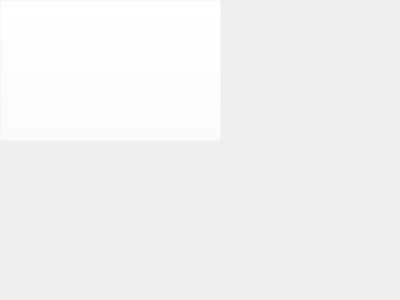
First picture: the form in code/gui/qt_export.ui, repository ENSG-POO-2024/projetPokemon_HARENDARZ_BAUMGARTEN_POURNY, before the edit.
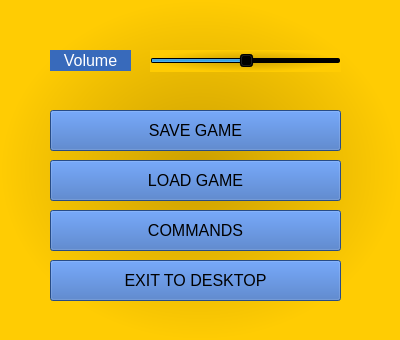
Second picture: the form after the edit. Icons and pictures are not drawn.

The edit to the form file:
```diff
--- a/code/gui/qt_export.ui
+++ b/code/gui/qt_export.ui
@@ -7,39 +7,144 @@
     <x>0</x>
     <y>0</y>
     <width>400</width>
-    <height>300</height>
+    <height>340</height>
    </rect>
   </property>
   <property name="windowTitle">
    <string>Form</string>
   </property>
-  <widget class="QPushButton" name="pushButton">
+  <property name="autoFillBackground">
+   <bool>false</bool>
+  </property>
+  <property name="styleSheet">
+   <string notr="true">background-color: qradialgradient(spread:pad, cx:0.5, cy:0.5, radius:0.5, fx:0.5, fy:0.5, stop:0 rgba(203, 159, 1, 255), stop:1 rgba(255, 204, 3, 255));</string>
+  </property>
+  <widget class="QSlider" name="volumeHorizontalSlider">
    <property name="geometry">
     <rect>
-     <x>0</x>
-     <y>0</y>
-     <width>221</width>
-     <height>141</height>
+     <x>150</x>
+     <y>50</y>
+     <width>191</width>
+     <height>22</height>
     </rect>
    </property>
-   <property name="autoFillBackground">
-    <bool>false</bool>
+   <property name="sliderPosition">
+    <number>50</number>
    </property>
+   <property name="tracking">
+    <bool>true</bool>
+   </property>
+   <property name="orientation">
+    <enum>Qt::Horizontal</enum>
+   </property>
+  </widget>
+  <widget class="QLabel" name="labelVolume">
+   <property name="geometry">
+    <rect>
+     <x>50</x>
+     <y>50</y>
+     <width>81</width>
+     <height>21</height>
+    </rect>
+   </property>
+   <property name="font">
+    <font>
+     <pointsize>12</pointsize>
+    </font>
+   </property>
    <property name="styleSheet">
-    <string notr="true">background-color: rgba(255, 255, 255, 0);</string>
+    <string notr="true">background-color: rgb(56, 106, 187);
+color: rgb(255, 255, 255);</string>
    </property>
    <property name="text">
-    <string/>
+    <string>Volume</string>
    </property>
-   <property name="icon">
-    <iconset resource="gui_resources.qrc">
-     <normaloff>:/icons/Hamburger_icon.svg</normaloff>:/icons/Hamburger_icon.svg</iconset>
+   <property name="alignment">
+    <set>Qt::AlignCenter</set>
    </property>
-   <property name="iconSize">
-    <size>
-     <width>70</width>
-     <height>70</height>
-    </size>
+  </widget>
+  <widget class="QPushButton" name="saveButton">
+   <property name="geometry">
+    <rect>
+     <x>50</x>
+     <y>110</y>
+     <width>291</width>
+     <height>41</height>
+    </rect>
+   </property>
+   <property name="font">
+    <font>
+     <pointsize>12</pointsize>
+    </font>
+   </property>
+   <property name="styleSheet">
+    <string notr="true">background-color: rgb(56, 106, 187);</string>
+   </property>
+   <property name="text">
+    <string>SAVE GAME</string>
+   </property>
+  </widget>
+  <widget class="QPushButton" name="loadButton">
+   <property name="geometry">
+    <rect>
+     <x>50</x>
+     <y>160</y>
+     <width>291</width>
+     <height>41</height>
+    </rect>
+   </property>
+   <property name="font">
+    <font>
+     <pointsize>12</pointsize>
+    </font>
+   </property>
+   <property name="styleSheet">
+    <string notr="true">background-color: rgb(56, 106, 187);</string>
+   </property>
+   <property name="text">
+    <string>LOAD GAME</string>
+   </property>
+  </widget>
+  <widget class="QPushButton" name="commandsButton">
+   <property name="geometry">
+    <rect>
+     <x>50</x>
+     <y>210</y>
+     <width>291</width>
+     <height>41</height>
+    </rect>
+   </property>
+   <property name="font">
+    <font>
+     <pointsize>12</pointsize>
+    </font>
+   </property>
+   <property name="styleSheet">
+    <string notr="true">background-color: rgb(56, 106, 187);</string>
+   </property>
+   <property name="text">
+    <string>COMMANDS</string>
+   </property>
+  </widget>
+  <widget class="QPushButton" name="closeButton">
+   <property name="geometry">
+    <rect>
+     <x>50</x>
+     <y>260</y>
+     <width>291</width>
+     <height>41</height>
+    </rect>
+   </property>
+   <property name="font">
+    <font>
+     <pointsize>12</pointsize>
+    </font>
+   </property>
+   <property name="styleSheet">
+    <string notr="true">background-color: rgb(56, 106, 187);</string>
+   </property>
+   <property name="text">
+    <string>EXIT TO DESKTOP</string>
    </property>
   </widget>
  </widget>
```
Left out of the diff: 8 changed lines with no effect on the pictures.
